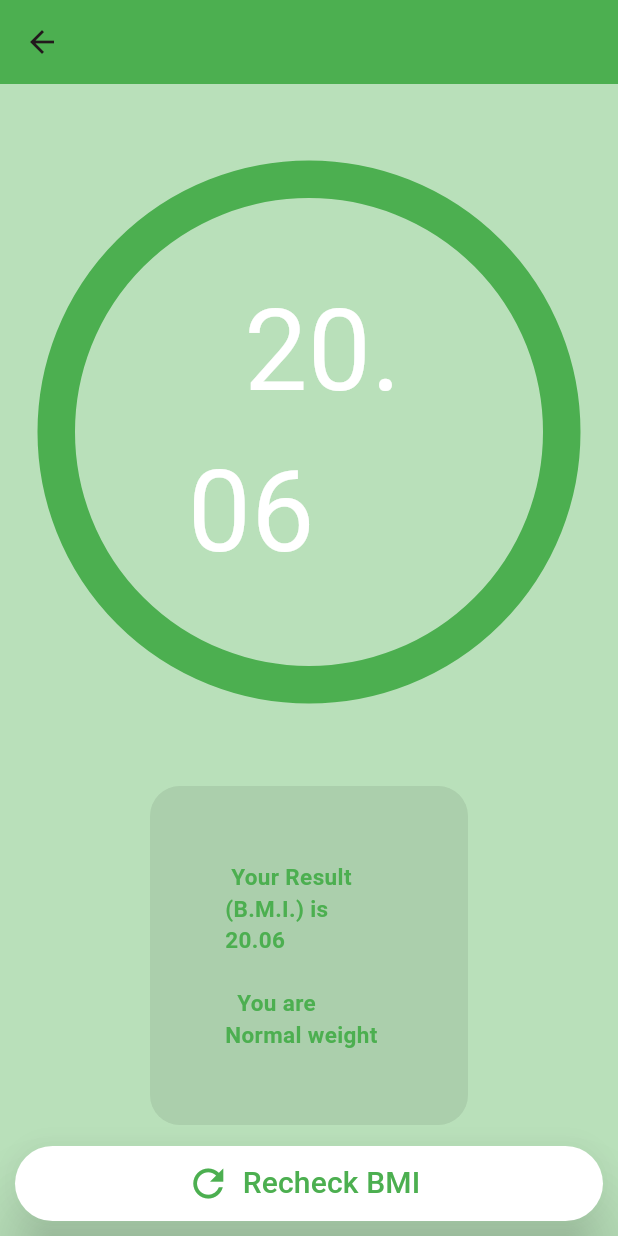
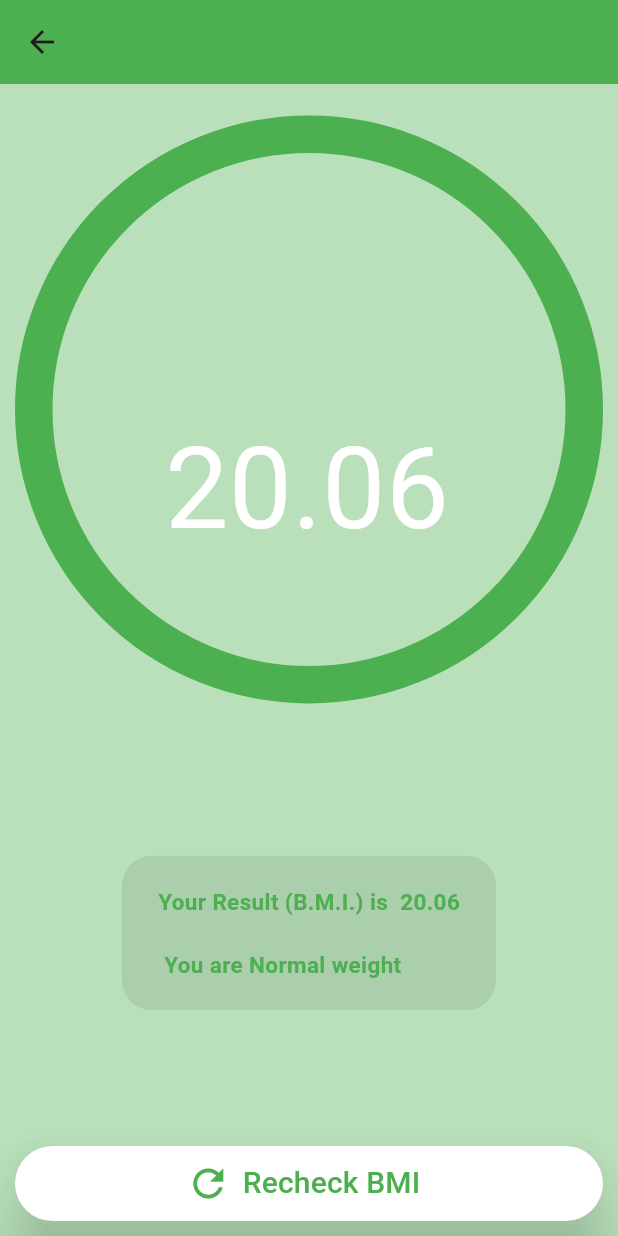
Before and after one commit to mrloknath/BMI-Calculator, a Flutter app: the BMIResult screen opened directly, on a phone screen of 412 x 824 dp. Run offline on Flutter 3.47's test engine with Material 3 defaults, Android fonts, the phone set to English and light mode, and no system bars.

Commit message:
13.09.24

```diff
--- a/lib/result.dart
+++ b/lib/result.dart
@@ -39,15 +39,15 @@ class BMIResult extends StatelessWidget{
            Container(
              //color: Colors.lightGreen,
              padding: const EdgeInsets.all(75),
-             margin: EdgeInsets.all(25),
+             margin: EdgeInsets.all(10),
              decoration: BoxDecoration(shape: BoxShape.circle,border: Border.all(width: 25,color: _color),),
              child:  Text("  ${bmi.toStringAsFixed(2)} ",style: const TextStyle(fontSize: 75,color: Colors.white),)),
 
 
 
            Container(
-               padding: const EdgeInsets.all(50),
-               margin: EdgeInsets.only(left: 100,right: 100),
+               padding: const EdgeInsets.all(20),
+               margin: EdgeInsets.only(left: 50,right: 50),
                decoration: BoxDecoration(color: Colors.transparent.withAlpha(20),borderRadius: BorderRadius.circular(20)),
                child: Text(data,style: TextStyle(color: _color,fontSize: 15,fontWeight: FontWeight.bold),)),
 
```
Also changed, not shown: lib/home.dart (+14 -11 lines).
